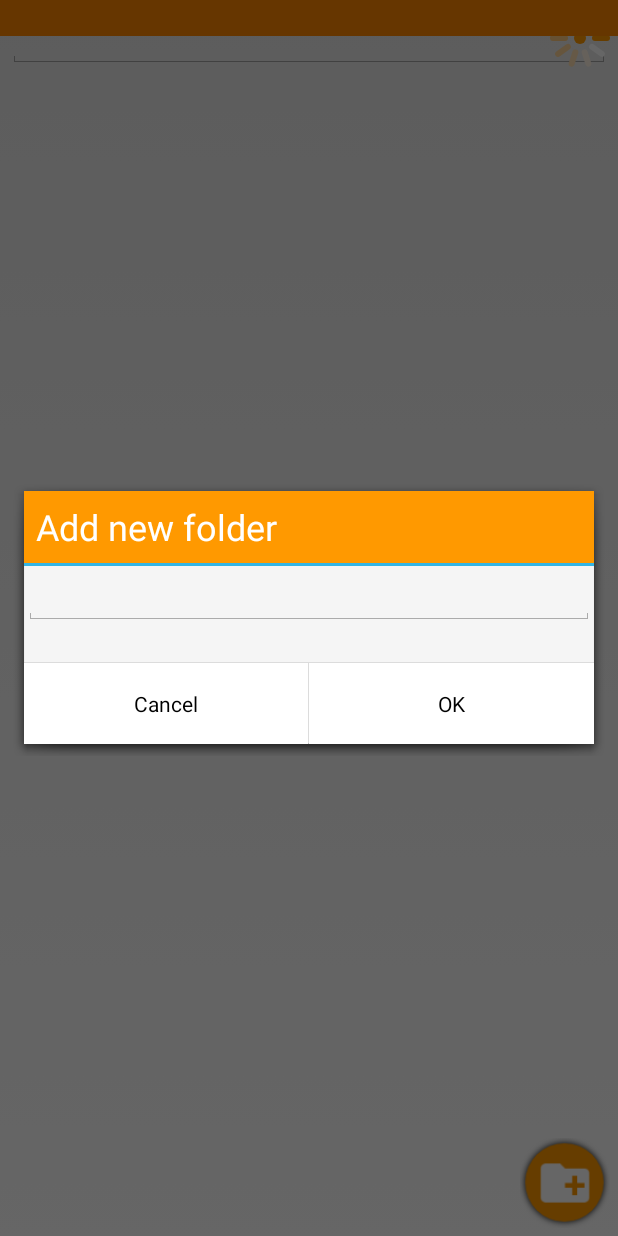
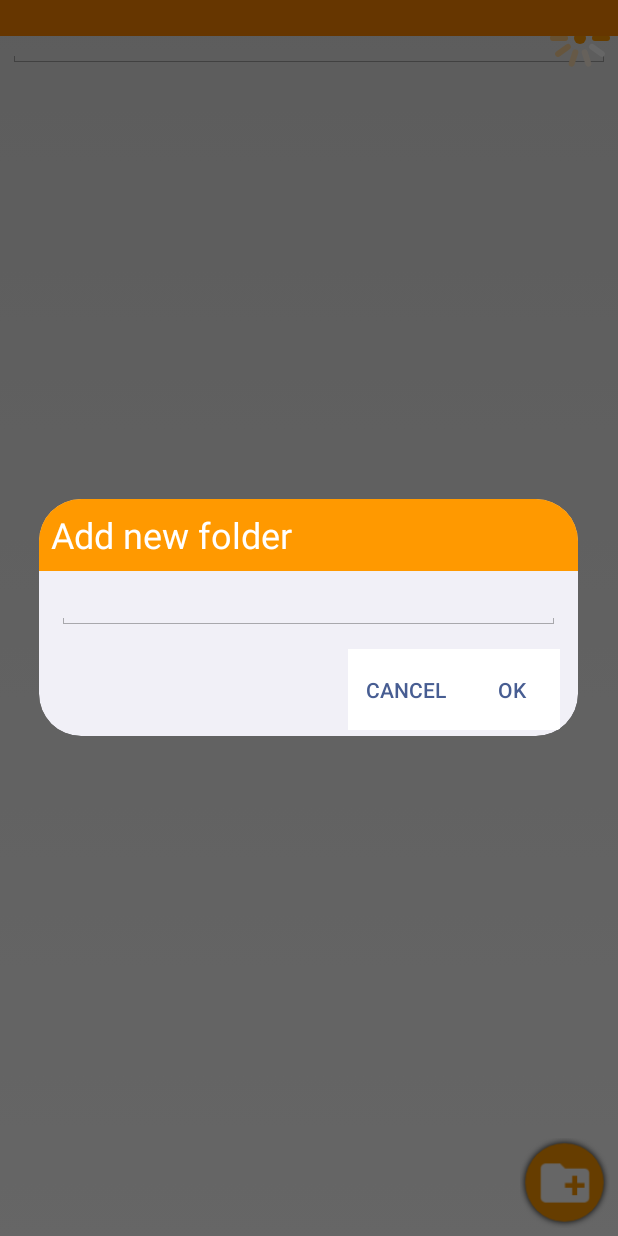
Before and after one commit to s011208/ArticleHelper, an Android app: the screen it shows after launch (MainActivity), after a tap on an icon or button, on a phone screen of 412 x 824 dp. Run offline under Robolectric (Android 15) with nearby library versions, the light colour scheme and no system bars; 2 other taps on this screen came first.

Commit message:
fix dialog theme issue

```diff
--- a/app/src/main/java/com/bj4/yhh/accountant/fragments/searchActs/AddActsFolderDialog.java
+++ b/app/src/main/java/com/bj4/yhh/accountant/fragments/searchActs/AddActsFolderDialog.java
@@ -19,25 +19,22 @@ import com.bj4.yhh.accountant.utils.dialogs.BaseDialogFragment;
  */
 public class AddActsFolderDialog extends BaseDialogFragment {
 
-    private TextView mCustomTitle;
     private EditText mCustomMessage;
-
-    @Override
-    public int getTitleTextId() {
-        return mCustomTitle.getId();
-    }
-
-    @Override
-    public View getCustomTitle() {
-        mCustomTitle = (TextView) getActivity().getLayoutInflater().inflate(R.layout.base_dialog_fragment_title, null);
-        mCustomTitle.setText(R.string.add_acts_folder_title_dialog_title);
-        return mCustomTitle;
-    }
 
     @Override
     public View getCustomMessage() {
         mCustomMessage = (EditText) getActivity().getLayoutInflater().inflate(R.layout.editor_note_edittext, null);
         return mCustomMessage;
+    }
+
+    @Override
+    public int getTitleTextResources() {
+        return R.string.add_acts_folder_title_dialog_title;
+    }
+
+    @Override
+    public String getTitleText() {
+        return null;
     }
 
     @Override
--- a/app/src/main/java/com/bj4/yhh/accountant/utils/dialogs/BaseDialogFragment.java
+++ b/app/src/main/java/com/bj4/yhh/accountant/utils/dialogs/BaseDialogFragment.java
@@ -7,6 +7,8 @@ import android.content.DialogInterface;
 import android.os.Bundle;
 import android.view.View;
 import android.widget.Button;
+import android.widget.FrameLayout;
+import android.widget.LinearLayout;
 import android.widget.TextView;
 
 import com.bj4.yhh.accountant.R;
@@ -17,12 +19,13 @@ import com.bj4.yhh.accountant.R;
 public abstract class BaseDialogFragment extends DialogFragment {
 
     private View mTitle, mMessage;
-
-    public abstract int getTitleTextId();
-
-    public abstract View getCustomTitle();
+    private TextView mTitleText;
 
     public abstract View getCustomMessage();
+
+    public abstract int getTitleTextResources();
+
+    public abstract String getTitleText();
 
     @Override
     public void onCreate(Bundle savedInstanceState) {
@@ -30,26 +33,27 @@ public abstract class BaseDialogFragment extends DialogFragment {
         initComponents();
     }
 
-    public void setCustomTitle(View title) {
-        if (title == null) return;
-        mTitle = title;
+    private void setCustomTitle() {
+        mTitle = getActivity().getLayoutInflater().inflate(R.layout.base_dialog_fragment_title, null);
         mTitle.setBackgroundColor(getActivity().getResources().getColor(R.color.main_title_color));
-        if (getTitleTextId() > 0) {
-            View titleText = mTitle.findViewById(getTitleTextId());
-            if (titleText != null && titleText instanceof TextView) {
-                ((TextView) titleText).setTextColor(getActivity().getResources().getColor(R.color.white));
+        mTitleText = (TextView) mTitle.findViewById(R.id.base_fragment_title);
+        if (mTitleText != null) {
+            mTitleText.setTextColor(getActivity().getResources().getColor(R.color.white));
+            if (getTitleTextResources() > 0) {
+                mTitleText.setText(getTitleTextResources());
+            } else if (getTitleText() != null) {
+                mTitleText.setText(getTitleText());
             }
         }
     }
 
-    public void setCustomMessage(View msg) {
+    private void setCustomMessage(View msg) {
         if (msg == null) return;
         mMessage = msg;
     }
 
     private void initComponents() {
         onInitComponents();
-        setCustomTitle(getCustomTitle());
         setCustomMessage(getCustomMessage());
     }
 
@@ -57,12 +61,16 @@ public abstract class BaseDialogFragment extends DialogFragment {
     }
 
     public AlertDialog.Builder getDialogBuilder() {
-        AlertDialog.Builder dialogBuilder = new AlertDialog.Builder(getActivity());
-        if (mTitle != null) {
-            dialogBuilder.setCustomTitle(mTitle);
-        }
+        AlertDialog.Builder dialogBuilder = new AlertDialog.Builder(getActivity(), AlertDialog.THEME_DEVICE_DEFAULT_LIGHT);
+        setCustomTitle();
+        dialogBuilder.setCustomTitle(mTitle);
         if (mMessage != null) {
-            dialogBuilder.setView(mMessage);
+            LinearLayout msgRoot = (LinearLayout) getActivity().getLayoutInflater().inflate(R.layout.base_dialog_fragment_message, null);
+            LinearLayout.LayoutParams ll = new LinearLayout.LayoutParams(LinearLayout.LayoutParams.MATCH_PARENT, LinearLayout.LayoutParams.MATCH_PARENT);
+            final int margin = getActivity().getResources().getDimensionPixelSize(R.dimen.base_dialog_fragment_message_left_margin);
+            ll.setMargins(margin, 0, margin, 0);
+            msgRoot.addView(mMessage, ll);
+            dialogBuilder.setView(msgRoot);
         }
         return dialogBuilder;
     }
@@ -83,6 +91,16 @@ public abstract class BaseDialogFragment extends DialogFragment {
         setButtonsBackground(DialogInterface.BUTTON_POSITIVE);
         setButtonsBackground(DialogInterface.BUTTON_NEGATIVE);
         setButtonsBackground(DialogInterface.BUTTON_NEUTRAL);
+        setMessagePadding();
+    }
+
+    private void setMessagePadding() {
+        if (mMessage != null) return;
+        final TextView messageView = (TextView) getDialog().findViewById(android.R.id.message);
+        if (messageView == null) return;
+        FrameLayout.LayoutParams fl = (FrameLayout.LayoutParams) messageView.getLayoutParams();
+        final int margin = getActivity().getResources().getDimensionPixelSize(R.dimen.base_dialog_fragment_message_left_margin);
+        fl.setMargins(margin, 0, margin, 0);
     }
 
     private void setButtonsBackground(int buttonId) {
--- /dev/null
+++ b/app/src/main/res/layout/base_dialog_fragment_message.xml
@@ -0,0 +1,7 @@
+<?xml version="1.0" encoding="utf-8"?>
+<LinearLayout xmlns:android="http://schemas.android.com/apk/res/android"
+    android:layout_width="match_parent"
+    android:layout_height="match_parent"
+    android:orientation="horizontal">
+
+</LinearLayout>
--- a/app/src/main/res/layout/base_dialog_fragment_title.xml
+++ b/app/src/main/res/layout/base_dialog_fragment_title.xml
@@ -1,11 +1,17 @@
 <?xml version="1.0" encoding="utf-8"?>
-<TextView xmlns:android="http://schemas.android.com/apk/res/android"
-    android:id="@+id/base_fragment_title"
+<LinearLayout xmlns:android="http://schemas.android.com/apk/res/android"
     android:layout_width="match_parent"
     android:layout_height="match_parent"
-    android:gravity="center_vertical"
-    android:minHeight="48dp"
-    android:paddingLeft="8dp"
-    android:textSize="24sp">
+    android:orientation="horizontal">
 
-</TextView>
+    <TextView
+        android:id="@+id/base_fragment_title"
+        android:layout_width="match_parent"
+        android:layout_height="match_parent"
+        android:gravity="center_vertical"
+        android:minHeight="48dp"
+        android:layout_marginLeft="@dimen/base_dialog_fragment_title_left_margin"
+        android:textSize="24sp">
+
+    </TextView>>
+</LinearLayout>
--- a/app/src/main/res/values/dimens.xml
+++ b/app/src/main/res/values/dimens.xml
@@ -73,4 +73,7 @@
 
     <dimen name="review_mode_fragment_padding">5dp</dimen>
     <integer name="review_mode_fragment_text_size">22</integer>
+
+    <dimen name="base_dialog_fragment_title_left_margin">8dp</dimen>
+    <dimen name="base_dialog_fragment_message_left_margin">12dp</dimen>
 </resources>
```
Also changed, not shown: app/src/main/java/com/bj4/yhh/accountant/dialogs/OutlineDialogFragment.java (+10 -15 lines), app/src/main/java/com/bj4/yhh/accountant/fragments/display/actcontent/editor/EditorNoteDialogFragment.java (+7 -12 lines), app/src/main/java/com/bj4/yhh/accountant/fragments/display/actcontent/editor/ImageResourceChooser.java (+5 -8 lines), app/src/main/java/com/bj4/yhh/accountant/fragments/review/ReviewModeSortingDialog.java (+5 -10 lines), app/src/main/java/com/bj4/yhh/accountant/fragments/searchActs/ActListLongClickDialog.java (+10 -14 lines), app/src/main/java/com/bj4/yhh/accountant/fragments/searchActs/SelectFolderDialog.java (+10 -14 lines), app/src/main/java/com/bj4/yhh/accountant/fragments/testmode/TestModeTypeDialog.java (+5 -8 lines), app/src/main/java/com/bj4/yhh/accountant/utils/dialogs/ConfirmDialogFragment.java (+10 -16 lines).
